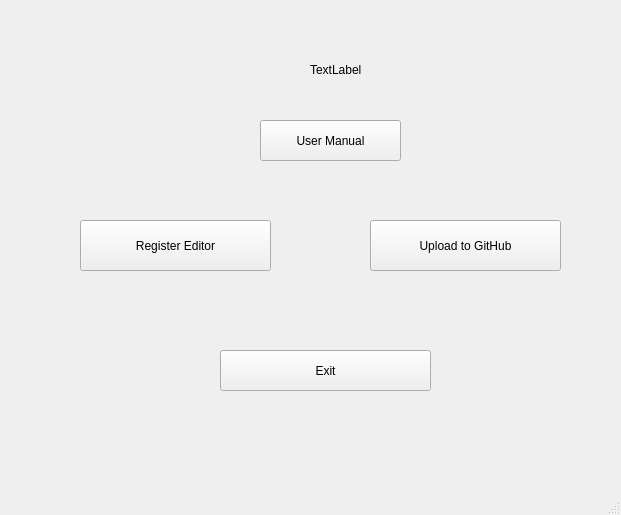
Above: mainwindow_2.ui from Vadimkkaa/Course_Work_Register_git_control before the change. Below: the same form after it.
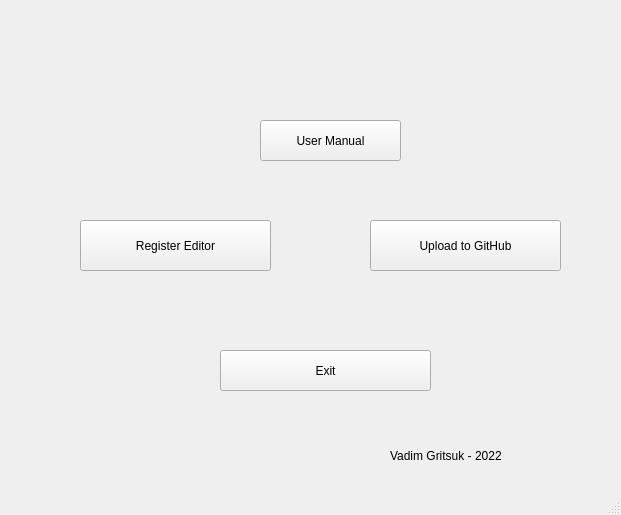
That is the form after the change.

The edit to the form file:
```diff
--- a/mainwindow_2.ui
+++ b/mainwindow_2.ui
@@ -69,14 +69,14 @@
    <widget class="QLabel" name="label">
     <property name="geometry">
      <rect>
-      <x>310</x>
-      <y>60</y>
-      <width>63</width>
-      <height>20</height>
+      <x>390</x>
+      <y>440</y>
+      <width>181</width>
+      <height>31</height>
      </rect>
     </property>
     <property name="text">
-     <string>TextLabel</string>
+     <string>Vadim Gritsuk - 2022</string>
     </property>
    </widget>
   </widget>
```
